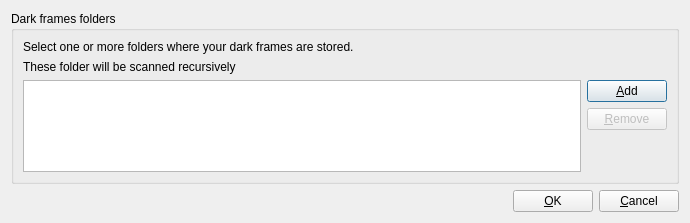
The window that src/gui/forms/prefDialog.ui (deufrai/astrawdark-src) describes before a commit, drawn with Qt 5.
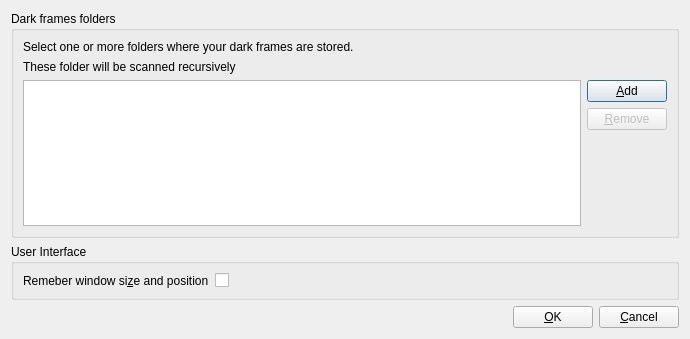
The same window after the commit.

Commit message: ARD-14: Window will remember its size & position, user switcheable

```diff
--- a/src/gui/forms/prefDialog.ui
+++ b/src/gui/forms/prefDialog.ui
@@ -7,12 +7,16 @@
     <x>0</x>
     <y>0</y>
     <width>690</width>
-    <height>223</height>
+    <height>339</height>
    </rect>
   </property>
   <property name="windowTitle">
    <string>AstRawDark Preferences</string>
   </property>
+  <layout class="QGridLayout" name="gridLayout">
+   <item row="0" column="0">
+    <layout class="QVBoxLayout" name="verticalLayout_4">
+     <item>
   <layout class="QVBoxLayout" name="verticalLayout_3">
    <item>
     <widget class="QGroupBox" name="groupBox">
@@ -83,6 +87,34 @@
     </widget>
    </item>
    <item>
+        <widget class="QGroupBox" name="groupBox_2">
+         <property name="title">
+          <string>User Interface</string>
+         </property>
+         <layout class="QFormLayout" name="formLayout">
+          <item row="0" column="1">
+           <widget class="QCheckBox" name="chkRemeberWindowGeometry">
+            <property name="text">
+             <string/>
+            </property>
+           </widget>
+          </item>
+          <item row="0" column="0">
+           <widget class="QLabel" name="label_3">
+            <property name="text">
+             <string>Remeber window si&amp;ze and position</string>
+            </property>
+            <property name="buddy">
+             <cstring>chkRemeberWindowGeometry</cstring>
+            </property>
+           </widget>
+          </item>
+         </layout>
+        </widget>
+       </item>
+      </layout>
+     </item>
+     <item>
     <layout class="QHBoxLayout" name="horizontalLayout">
      <item>
       <spacer name="horizontalSpacer">
@@ -110,6 +142,8 @@
         <string>&amp;Cancel</string>
        </property>
       </widget>
+       </item>
+      </layout>
      </item>
     </layout>
    </item>
```
Lines whose indentation alone changed are shown as unchanged. The commit also changes 6 other files.
